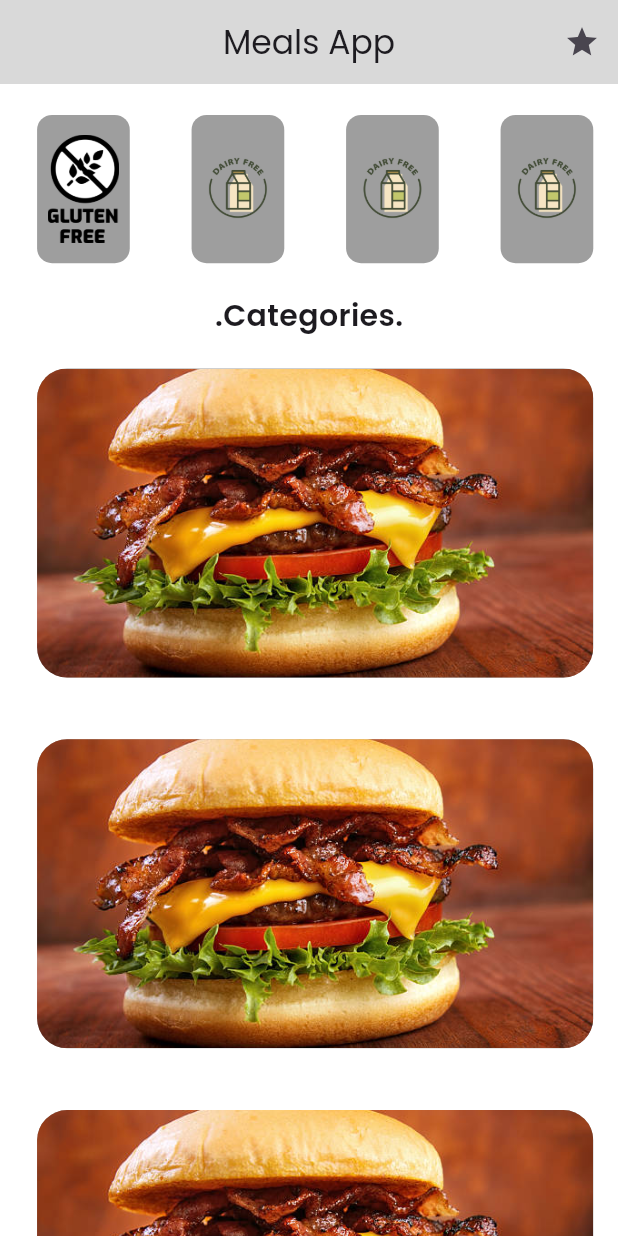
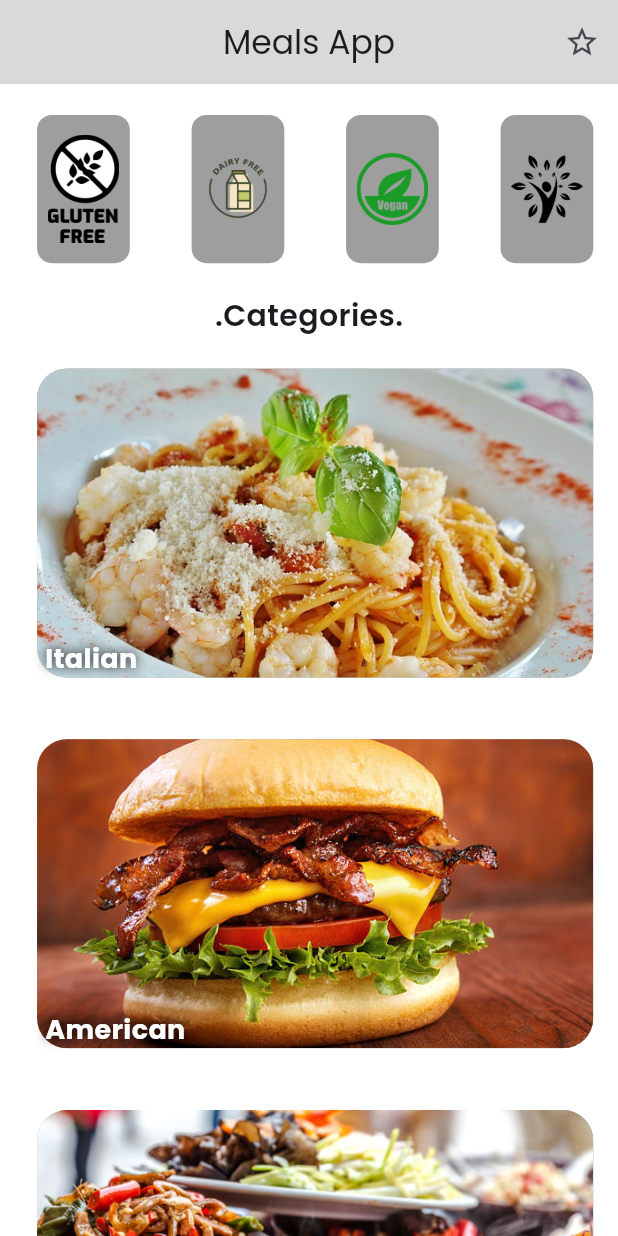
Before and after one commit to Abdelaziz28/meals_app, a Flutter app: the screen it shows after launch, on a phone screen of 412 x 824 dp. Run offline on Flutter 3.47's test engine with Material 3 defaults, Android fonts, the phone set to English and light mode, and no system bars; our stand-ins replace flutter_svg.

Commit message:
added new screens, and the meal class

```diff
--- a/lib/main.dart
+++ b/lib/main.dart
@@ -1,6 +1,7 @@
 import 'package:flutter/material.dart';
 
-import 'homeScreen/homeScreen.dart';
+import 'screens/favouritesScreen.dart';
+import 'screens/homeScreen.dart';
 
 void main() {
   runApp(const MyApp());
@@ -17,6 +18,10 @@ class MyApp extends StatelessWidget {
         primarySwatch: Colors.blue,
       ),
       home: const homeScreen(),
+      routes: {
+        '/favorites': (context) => FavouritesScreen(),
+        '/homescreen': (context) => homeScreen(),
+      },
     );
   }
 }
--- a/lib/homeScreen/homeScreen.dart
+++ b/lib/screens/homeScreen.dart
@@ -4,6 +4,8 @@ import 'package:Meals_App/widgets/appbar.dart';
 import 'package:Meals_App/widgets/categoryLabel.dart';
 import 'package:flutter/cupertino.dart';
 import 'package:flutter/material.dart';
+
+import '../widgets/filters.dart';
 
 class homeScreen extends StatelessWidget {
   const homeScreen({super.key});
@@ -13,30 +15,23 @@ class homeScreen extends StatelessWidget {
     double screenWidth = MediaQuery.of(context).size.width;
       return const Scaffold(
         appBar: MyAppBar(title: "Meals App",
-            actionIcon: Icons.star,
-            onPressed: doNun),
+            actionIcon: Icons.star_border_outlined,
+            onPressed: doNun,
+           gotoPath: '/favorites',),
           backgroundColor: Colors.white,
           body: SingleChildScrollView(
             child: Column(
                 children: [
-                  Row(
-                    children: [
-                      FilterLabel(imgPath: 'assets/images/gluten.png', onPressed: doNun),
-                      FilterLabel(imgPath: 'assets/images/lactose.png', onPressed: doNun),
-                      FilterLabel(imgPath: 'assets/images/lactose.png', onPressed: doNun),
-                      FilterLabel(imgPath: 'assets/images/lactose.png', onPressed: doNun),
-                    ],
-                  ),
+                  Filters(),
                   Text('.Categories.',
                   style: TextStyle(
                     fontSize: 20,
                     fontWeight: FontWeight.w600
                   ),),
-                  CategoryLabel(imgPath: 'assets/images/Borger.jpg', onPressed: doNun, name: 'Burger'),
-                  CategoryLabel(imgPath: 'assets/images/Borger.jpg', onPressed: doNun, name: 'Burger'),
-                  CategoryLabel(imgPath: 'assets/images/Borger.jpg', onPressed: doNun, name: 'Burger'),
+                  CategoryLabel(imgPath: 'assets/images/pasta.jpg', onPressed: doNun, name: 'Italian'),
+                  CategoryLabel(imgPath: 'assets/images/Borger.jpg', onPressed: doNun, name: 'American'),
+                  CategoryLabel(imgPath: 'assets/images/oriental.png', onPressed: doNun, name: 'Oriental'),
                 ],
-
             ),
           )
       );
--- a/lib/widgets/FilterLabel.dart
+++ b/lib/widgets/FilterLabel.dart
@@ -1,8 +1,7 @@
 import 'package:flutter/cupertino.dart';
 import 'package:flutter/material.dart';
-import 'package:flutter_svg/svg.dart';
 
-class FilterLabel extends StatelessWidget implements PreferredSizeWidget {
+class FilterLabel extends StatefulWidget implements PreferredSizeWidget {
   final String imgPath;
   final Function onPressed;
 
@@ -13,30 +12,46 @@ class FilterLabel extends StatelessWidget implements PreferredSizeWidget {
   }) : super(key: key);
 
   @override
+  State<FilterLabel> createState() => _FilterLabelState();
+
+  @override
+  Size get preferredSize => Size.fromHeight(kToolbarHeight);
+}
+
+class _FilterLabelState extends State<FilterLabel> {
+  Color background = Colors.grey;
+
+  @override
   Widget build(BuildContext context) {
+    double screenWidth = MediaQuery.of(context).size.width;
     double screenHeight = MediaQuery.of(context).size.height;
-    double screenWidth = MediaQuery.of(context).size.width;
-    return InkWell(
-      child: Padding(
-        padding: EdgeInsets.fromLTRB(screenWidth*0.06, screenWidth*0.05, screenWidth*0.04, screenWidth*0.05),
+
+    return Padding(
+      padding: EdgeInsets.fromLTRB(screenWidth * 0.06, screenWidth * 0.05, screenWidth * 0.04, screenWidth * 0.05),
+      child: InkWell(
+        onTap: () {
+          if (background == Colors.grey) {
+            background = Colors.green;
+          } else {
+            background = Colors.grey;
+          }
+          setState(() {});
+        },
         child: Container(
-          width: 0.15*screenWidth,
-          height: 0.12*screenHeight,
+          width: 0.15 * screenWidth,
+          height: 0.12 * screenHeight,
           decoration: BoxDecoration(
-              color: Colors.grey,
-              borderRadius: BorderRadius.circular(10)
+            color: background,
+            borderRadius: BorderRadius.circular(10),
           ),
           child: Padding(
             padding: const EdgeInsets.all(7.0),
             child: Image.asset(
-              this.imgPath,
+              this.widget.imgPath,
             ),
           ),
         ),
       ),
     );
   }
-
-  @override
-  Size get preferredSize => Size.fromHeight(kToolbarHeight);
 }
--- a/lib/widgets/appbar.dart
+++ b/lib/widgets/appbar.dart
@@ -1,3 +1,5 @@
+import 'package:Meals_App/screens/favouritesScreen.dart';
+import 'package:Meals_App/screens/homeScreen.dart';
 import 'package:flutter/cupertino.dart';
 import 'package:flutter/material.dart';
 
@@ -5,12 +7,14 @@ class MyAppBar extends StatelessWidget implements PreferredSizeWidget {
   final String title;
   final IconData actionIcon;
   final Function onPressed;
+  final String gotoPath;
 
   const MyAppBar({
     Key? key,
     required this.title,
     required this.actionIcon,
     required this.onPressed,
+    required this.gotoPath
   }) : super(key: key);
 
   @override
@@ -25,8 +29,14 @@ class MyAppBar extends StatelessWidget implements PreferredSizeWidget {
       actions: <Widget>[
         IconButton(
           icon: Icon(actionIcon),
-          onPressed: (){},
-        ),
+          onPressed: () {
+            if(gotoPath == '/homescreen'){
+              Navigator.of(context).pop();
+            }else{
+              Navigator.of(context).pushNamed(gotoPath);
+            }},
+            ),
+
       ],
     );
   }
--- a/lib/widgets/categoryLabel.dart
+++ b/lib/widgets/categoryLabel.dart
@@ -1,3 +1,4 @@
+import 'package:Meals_App/screens/meals.dart';
 import 'package:flutter/cupertino.dart';
 import 'package:flutter/material.dart';
 import 'package:flutter_svg/svg.dart';
@@ -18,8 +19,19 @@ class CategoryLabel extends StatelessWidget implements PreferredSizeWidget {
   Widget build(BuildContext context) {
     double screenHeight = MediaQuery.of(context).size.height;
     double screenWidth = MediaQuery.of(context).size.width;
-    return Padding(
+
+    return Stack(
+      children: [
+        Padding(
           padding: EdgeInsets.fromLTRB(screenWidth*0.06, screenWidth*0.05, screenWidth*0.04, screenWidth*0.05),
+          child: InkWell(
+            onTap: (){
+              Navigator.of(context).push(
+                MaterialPageRoute(
+                  builder: (context) =>  MealsScreen(title: this.name),
+                ),
+              );
+            },
             child: Container(
               width: 0.92*screenWidth,
               height: 0.25*screenHeight,
@@ -27,14 +39,41 @@ class CategoryLabel extends StatelessWidget implements PreferredSizeWidget {
                   color: Colors.grey,
                   borderRadius: BorderRadius.circular(20)
               ),
-        child: ClipRRect( // ClipRRect widget to apply the border radius to the image
-          borderRadius: BorderRadius.circular(20), // Same border radius as the container
+              child: ClipRRect(
+                borderRadius: BorderRadius.circular(20),
                 child: Image.asset(
-            'assets/images/Borger.jpg', // Replace with your image path
-            fit: BoxFit.cover, // Use BoxFit to fit the image within the container
+                  this.imgPath,
+                  fit: BoxFit.cover,
                 ),
               ),
             ),
+          ),
+        ),
+        Positioned(
+          left: 30.0,
+          bottom: 20.0,
+          child: Text(
+            this.name,
+            style: TextStyle(
+              color: Colors.white,
+              fontSize: 18.0,
+              fontWeight: FontWeight.bold,
+              shadows: [
+                Shadow(
+                  offset: Offset(1.0, 1.0),
+                  blurRadius: 8.0,
+                  color: Colors.black.withOpacity(0.5),
+                ),
+                Shadow(
+                  offset: Offset(-1.0, -1.0),
+                  blurRadius: 8.0,
+                  color: Colors.black.withOpacity(0.5),
+                ),
+              ],
+            ),
+          ),
+        ),
+      ],
     );
   }
 
--- /dev/null
+++ b/lib/widgets/filters.dart
@@ -0,0 +1,23 @@
+import 'package:flutter/cupertino.dart';
+import 'package:flutter/material.dart';
+
+import 'FilterLabel.dart';
+
+class Filters extends StatelessWidget {
+  const Filters({super.key});
+
+  @override
+  Widget build(BuildContext context) {
+    return const  Row(
+      children: [
+        FilterLabel(imgPath: 'assets/images/gluten.png', onPressed: doNun),
+        FilterLabel(imgPath: 'assets/images/lactose.png', onPressed: doNun),
+        FilterLabel(imgPath: 'assets/images/vegan.png', onPressed: doNun),
+        FilterLabel(imgPath: 'assets/images/healthy.png', onPressed: doNun),
+      ],
+    );
+  }
+}
+void doNun(){
+
+}
--- a/pubspec.yaml
+++ b/pubspec.yaml
@@ -33,7 +33,7 @@ dependencies:
   flutter_screenutil: ^5.9.0
   horizontal_text_line: ^0.0.2
   flutter_svg: ^2.0.10+1
-
+  flutter_riverpod: ^2.5.1
   # The following adds the Cupertino Icons font to your application.
   # Use with the CupertinoIcons class for iOS style icons.
   cupertino_icons: ^1.0.2
```
Also changed, not shown: lib/additional/meals.dart (added, +17 -0 lines), lib/screens/favouritesScreen.dart (added, +40 -0 lines), lib/screens/meals.dart (added, +41 -0 lines), assets/images/healthy.png (added), assets/images/oriental.png (added), assets/images/pasta.jpg (added), assets/images/vegan.png (added), pubspec.lock. Lines whose indentation alone changed are shown as unchanged.
